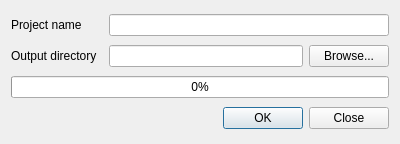
Before: the Qt Designer form ui/qconsolidatedialogbase.ui in gem/oq-consolidate, drawn with Qt 5.
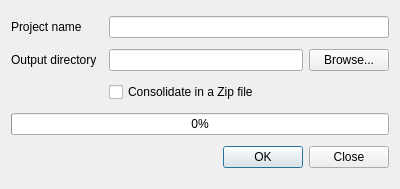
After: the same form once the commit is applied.

Commit message: Add a checkbox to save the consolidated project as zip

```diff
--- a/ui/qconsolidatedialogbase.ui
+++ b/ui/qconsolidatedialogbase.ui
@@ -7,30 +7,20 @@
     <x>0</x>
     <y>0</y>
     <width>400</width>
-    <height>144</height>
+    <height>189</height>
    </rect>
   </property>
   <property name="windowTitle">
    <string>OQ-Consolidate</string>
   </property>
   <layout class="QGridLayout" name="gridLayout">
-   <item row="2" column="0" colspan="3">
+   <item row="3" column="0" colspan="3">
     <widget class="QProgressBar" name="progressBar">
      <property name="value">
       <number>0</number>
      </property>
     </widget>
    </item>
-   <item row="3" column="2">
-    <widget class="QDialogButtonBox" name="buttonBox">
-     <property name="orientation">
-      <enum>Qt::Horizontal</enum>
-     </property>
-     <property name="standardButtons">
-      <set>QDialogButtonBox::Close|QDialogButtonBox::Ok</set>
-     </property>
-    </widget>
-   </item>
    <item row="1" column="0">
     <widget class="QLabel" name="label">
      <property name="text">
@@ -62,6 +52,23 @@
    <item row="0" column="2">
     <widget class="QLineEdit" name="project_name_le"/>
    </item>
+   <item row="4" column="2">
+    <widget class="QDialogButtonBox" name="buttonBox">
+     <property name="orientation">
+      <enum>Qt::Horizontal</enum>
+     </property>
+     <property name="standardButtons">
+      <set>QDialogButtonBox::Close|QDialogButtonBox::Ok</set>
+     </property>
+    </widget>
+   </item>
+   <item row="2" column="2">
+    <widget class="QCheckBox" name="checkBoxZip">
+     <property name="text">
+      <string>Consolidate in a Zip file</string>
+     </property>
+    </widget>
+   </item>
   </layout>
  </widget>
  <resources/>
```
